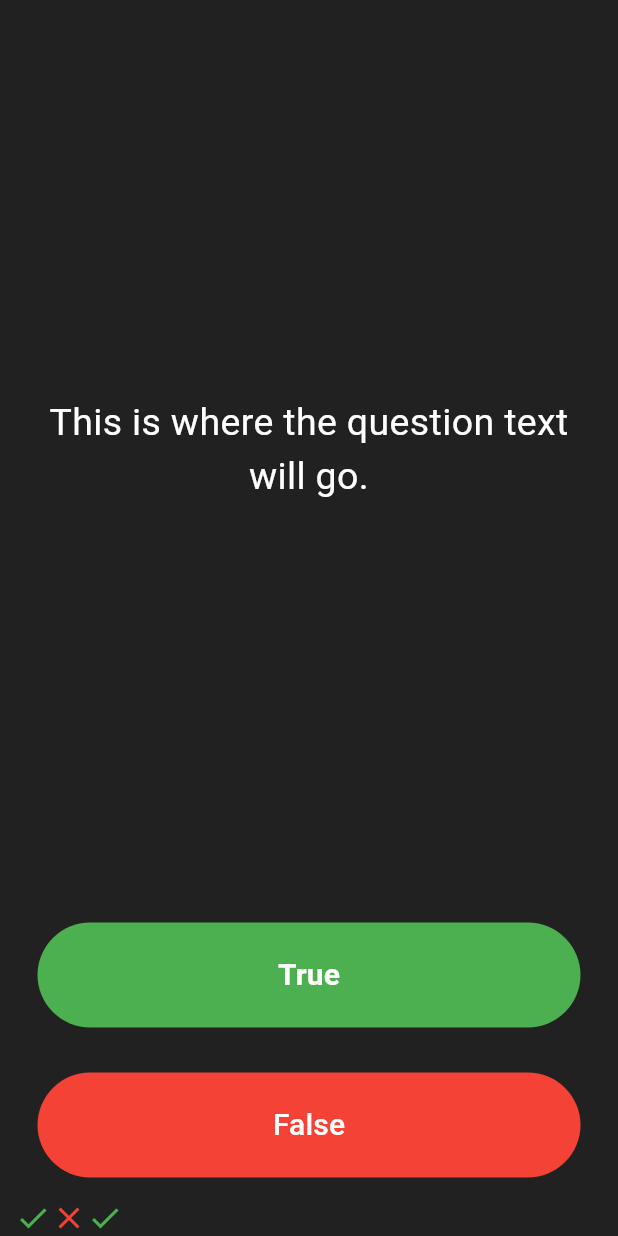
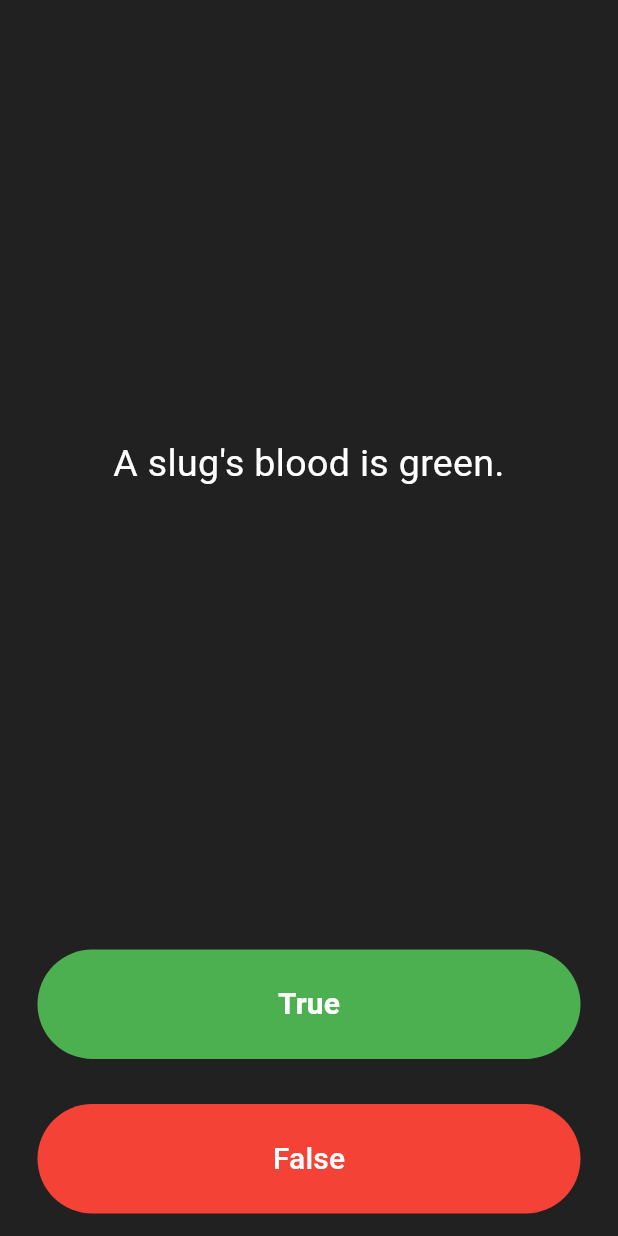
Before and after one commit to risal-ea/qizapp_flutter, a Flutter app: the screen it shows after launch, after a tap on "True", after a tap on "False", on a phone screen of 412 x 824 dp. Run offline on Flutter 3.47's test engine with Material 3 defaults, Android fonts, the phone set to English and light mode, and no system bars.

Commit message:
update 1.1

```diff
--- a/lib/main.dart
+++ b/lib/main.dart
@@ -27,16 +27,14 @@ class QuizPage extends StatefulWidget {
 
 class _QuizPageState extends State<QuizPage> {
 
-  List<Widget> scoreKeeper = [
-    Icon(
-      Icons.check,
-      color: Colors.green,
-    ),
-    Icon(
-      Icons.close,
-      color: Colors.red,
-    ),
+  List<Widget> scoreKeeper = [];
+  List<String> questions = [
+    'You can lead a cow down stairs but not up stairs.',
+    'Approximately one quarter of human bones are in the feet.',
+    'A slug\'s blood is green.',
   ];
+
+  int currentQuestionIndex = 0;
 
   @override
   Widget build(BuildContext context) {
@@ -44,13 +42,13 @@ class _QuizPageState extends State<QuizPage> {
       mainAxisAlignment: MainAxisAlignment.spaceBetween,
       crossAxisAlignment: CrossAxisAlignment.stretch,
       children: <Widget>[
-        const Expanded(
+        Expanded(
           flex: 6,
           child: Padding(
             padding: EdgeInsets.all(10.0),
             child: Center(
               child: Text(
-                'This is where the question text will go.',
+                questions[currentQuestionIndex],
                 textAlign: TextAlign.center,
                 style: TextStyle(
                   fontSize: 25.0,
@@ -78,12 +76,7 @@ class _QuizPageState extends State<QuizPage> {
               ),
               onPressed: () {
                 setState(() {
-                  scoreKeeper.add(
-                    Icon(
-                      Icons.check,
-                      color: Colors.green,
-                    ),
-                  );
+                  currentQuestionIndex++;
                 });
               },
             ),
@@ -104,7 +97,9 @@ class _QuizPageState extends State<QuizPage> {
                 ),
               ),
               onPressed: () {
-                //The user picked false.
+                setState(() {
+                  currentQuestionIndex++;
+                });
               },
             ),
           ),
```
